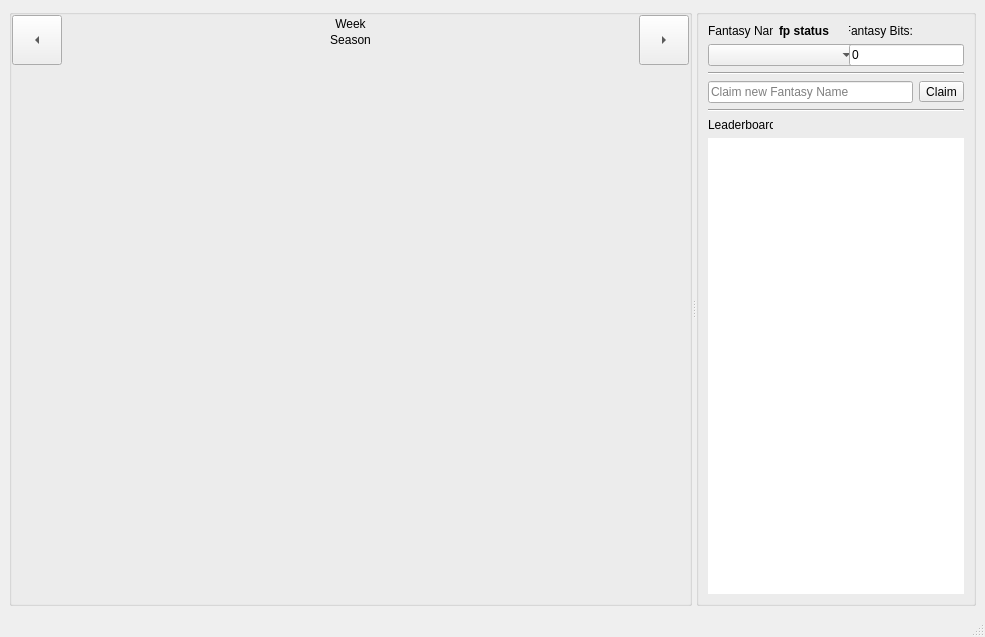
First picture: the form in cute-fantasy/mainwindow.ui, repository protoblock/protoblock, before the edit.
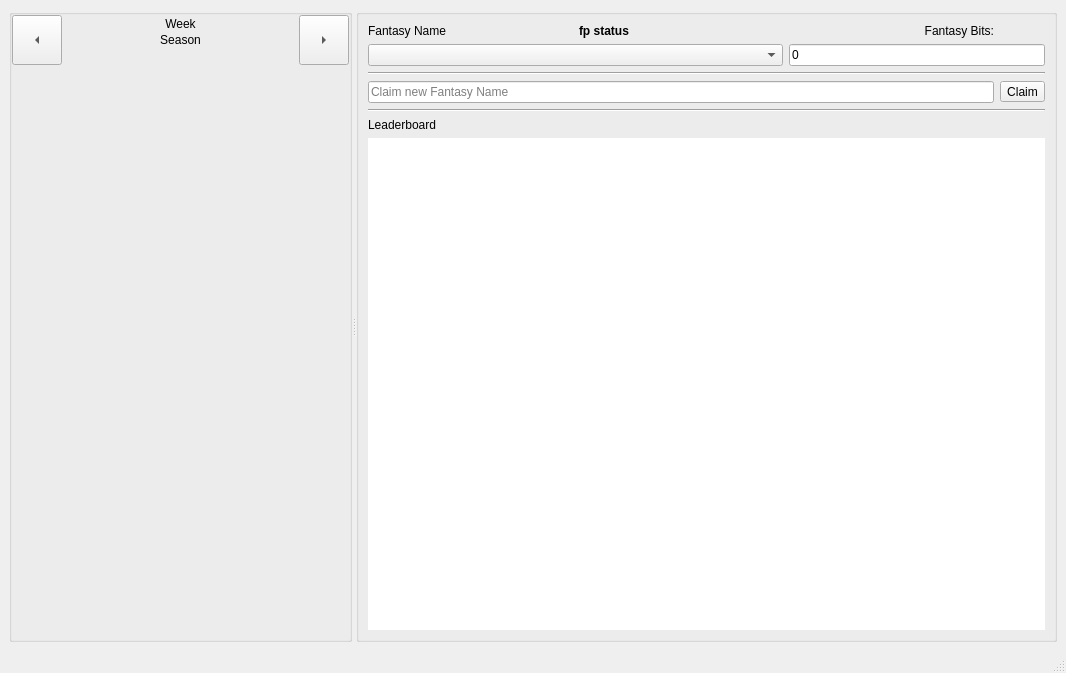
Second picture: the form after the edit. Custom widgets are drawn as their Qt base class.

Commit message: reworked ui for better panel size control. deleted unnecessary files from repo.

The edit to the form file:
```diff
--- a/cute-fantasy/mainwindow.ui
+++ b/cute-fantasy/mainwindow.ui
@@ -6,20 +6,23 @@
    <rect>
     <x>0</x>
     <y>0</y>
-    <width>985</width>
-    <height>637</height>
+    <width>1066</width>
+    <height>673</height>
    </rect>
   </property>
+  <property name="sizePolicy">
+   <sizepolicy hsizetype="Fixed" vsizetype="Preferred">
+    <horstretch>0</horstretch>
+    <verstretch>0</verstretch>
+   </sizepolicy>
+  </property>
   <property name="windowTitle">
    <string/>
   </property>
   <widget class="QWidget" name="centralwidget">
    <layout class="QGridLayout" name="gridLayout_6">
-    <item row="1" column="0">
+    <item row="0" column="0">
      <widget class="QSplitter" name="splitter">
-      <property name="lineWidth">
-       <number>3</number>
-      </property>
       <property name="orientation">
        <enum>Qt::Horizontal</enum>
       </property>
@@ -187,12 +190,6 @@
        </layout>
       </widget>
       <widget class="QGroupBox" name="groupBox_2">
-       <property name="maximumSize">
-        <size>
-         <width>280</width>
-         <height>16777215</height>
-        </size>
-       </property>
        <property name="title">
         <string/>
        </property>
```
Left out of the diff: 5 changed lines with no effect on the pictures. The commit also changes 5 other files.
